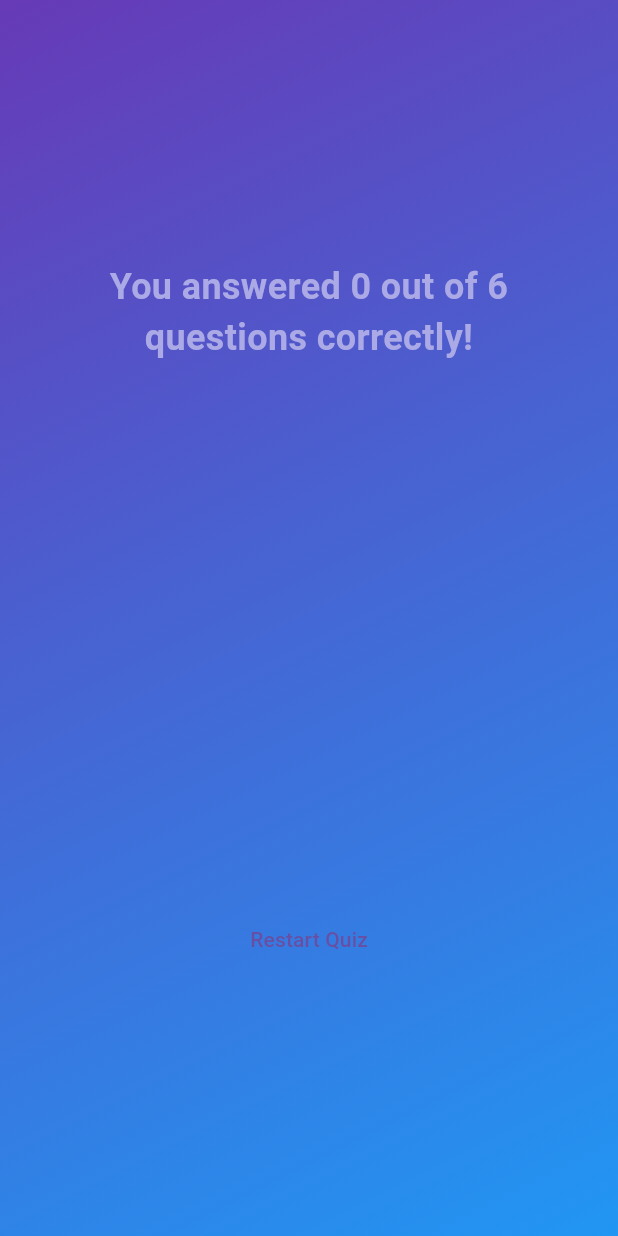
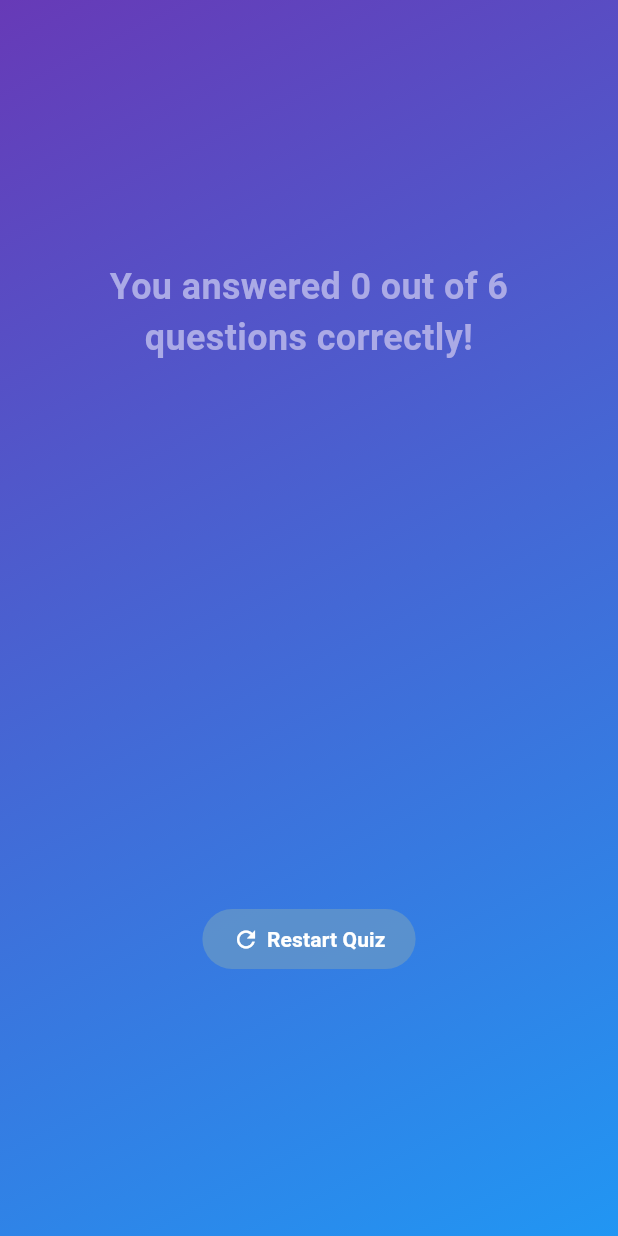
Before and after one commit to Nyctophilia58/quiz_app_flutter, a Flutter app: the ResultScreen screen opened directly with empty values, on a phone screen of 412 x 824 dp. Run offline on Flutter 3.47's test engine with Material 3 defaults, Android fonts, the phone set to English and light mode, and no system bars; our stand-ins replace google_fonts.

Commit message:
Changed the restart button

```diff
--- a/lib/pages/result_screen.dart
+++ b/lib/pages/result_screen.dart
@@ -63,8 +63,35 @@ class ResultScreen extends StatelessWidget {
                 const SizedBox(height: 30),
 
                 TextButton(
+                  style: ButtonStyle(
+                    backgroundColor: MaterialStateProperty.all(const Color.fromARGB(200, 100, 150, 200)),
+                    padding: MaterialStateProperty.all(
+                      const EdgeInsets.symmetric(
+                        vertical: 10,
+                        horizontal: 20,
+                      ),
+                    ),
+                  ),
+
                   onPressed: onRestartQuiz,
-                  child: const Text('Restart Quiz'),
+                  child: const Row(
+                    mainAxisSize: MainAxisSize.min,
+                    children: [
+                      Icon(
+                        Icons.refresh,
+                        color: Colors.white,
+                      ),
+                      SizedBox(width: 5),
+                      Text(
+                        'Restart Quiz',
+                        style: TextStyle(
+                          color: Colors.white,
+                          fontSize: 14,
+                          fontWeight: FontWeight.bold
+                        ),
+                      ),
+                    ],
+                  ),
                 ),
               ],
             ),
```
